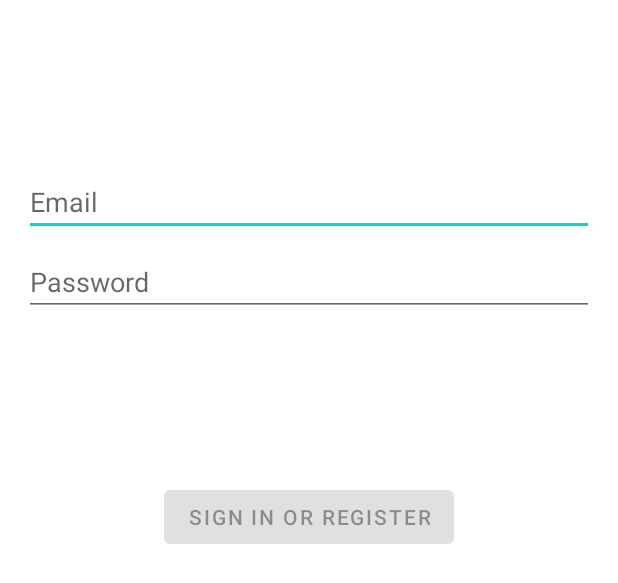
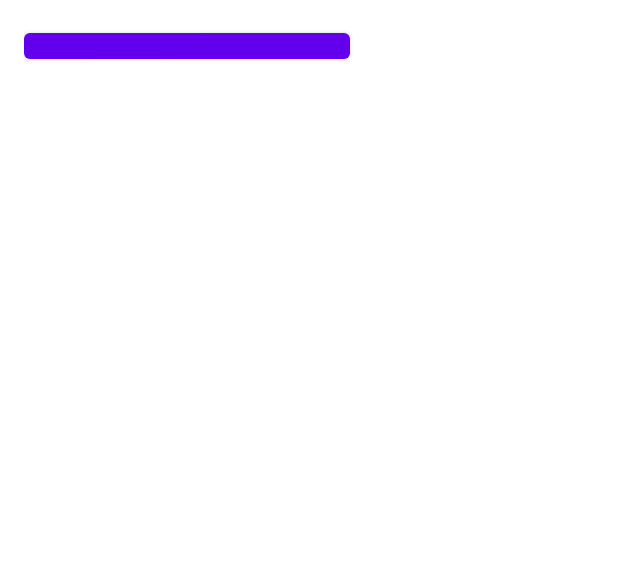
Before and after one commit to inimitab1e/StudentTasks, an Android app: the layout activity_login.xml on its own in the app's theme, with its tools: preview values and no code run, on a phone screen of 412 x 824 dp. Shown: the top 583 px of the screen. Run offline under Robolectric (Android 15) with nearby library versions, the phone set to English and light mode, and no system bars.

Commit message:
start with login ui

```diff
--- a/app/src/main/res/layout/activity_login.xml
+++ b/app/src/main/res/layout/activity_login.xml
@@ -11,59 +11,9 @@
     android:paddingBottom="@dimen/activity_vertical_margin"
     tools:context=".ui.login.LoginActivity">
 
-    <EditText
-        android:id="@+id/username"
-        android:layout_width="0dp"
-        android:layout_height="wrap_content"
-        android:layout_marginTop="96dp"
-        android:hint="@string/prompt_email"
-        android:inputType="textEmailAddress"
-        android:selectAllOnFocus="true"
-        app:layout_constraintEnd_toEndOf="parent"
-        app:layout_constraintStart_toStartOf="parent"
-        app:layout_constraintTop_toTopOf="parent" />
-
-    <EditText
-        android:id="@+id/password"
-        android:layout_width="0dp"
-        android:layout_height="wrap_content"
-        android:layout_marginTop="8dp"
-        android:hint="@string/prompt_password"
-        android:imeActionLabel="@string/action_sign_in_short"
-        android:imeOptions="actionDone"
-        android:inputType="textPassword"
-        android:selectAllOnFocus="true"
-        app:layout_constraintEnd_toEndOf="parent"
-        app:layout_constraintStart_toStartOf="parent"
-        app:layout_constraintTop_toBottomOf="@+id/username" />
-
     <Button
-        android:id="@+id/login"
-        android:layout_width="wrap_content"
-        android:layout_height="wrap_content"
-        android:layout_gravity="start"
-        android:layout_marginTop="16dp"
-        android:layout_marginBottom="64dp"
-        android:enabled="false"
-        android:text="@string/action_sign_in"
-        app:layout_constraintBottom_toBottomOf="parent"
-        app:layout_constraintEnd_toEndOf="parent"
-        app:layout_constraintStart_toStartOf="parent"
-        app:layout_constraintTop_toBottomOf="@+id/password"
-        app:layout_constraintVertical_bias="0.2" />
-
-    <ProgressBar
-        android:id="@+id/loading"
-        android:layout_width="wrap_content"
-        android:layout_height="wrap_content"
-        android:layout_gravity="center"
-        android:layout_marginTop="64dp"
-        android:layout_marginBottom="64dp"
-        android:visibility="gone"
-        app:layout_constraintBottom_toBottomOf="parent"
-        app:layout_constraintEnd_toEndOf="@+id/password"
-        app:layout_constraintStart_toStartOf="@+id/password"
-        app:layout_constraintTop_toTopOf="parent"
-        app:layout_constraintVertical_bias="0.3" />
+        android:id="@+id/login_title"
+        android:layout_width="217dp"
+        android:layout_height="29dp" />
 
 </androidx.constraintlayout.widget.ConstraintLayout>
--- a/app/src/main/res/values/colors.xml
+++ b/app/src/main/res/values/colors.xml
@@ -1,5 +1,6 @@
 <?xml version="1.0" encoding="utf-8"?>
 <resources>
+    <color name="main_theme">#050B18</color>
     <color name="purple_200">#FFBB86FC</color>
     <color name="purple_500">#FF6200EE</color>
     <color name="purple_700">#FF3700B3</color>
--- a/app/src/main/res/values/themes.xml
+++ b/app/src/main/res/values/themes.xml
@@ -1,6 +1,6 @@
 <resources xmlns:tools="http://schemas.android.com/tools">
     <!-- Base application theme. -->
-    <style name="Theme.Studenttasks" parent="Theme.MaterialComponents.DayNight.DarkActionBar">
+    <style name="Theme.Studenttasks" parent="Theme.MaterialComponents.DayNight.NoActionBar">
         <!-- Primary brand color. -->
         <item name="colorPrimary">@color/purple_500</item>
         <item name="colorPrimaryVariant">@color/purple_700</item>
```
Also changed, not shown: app/src/main/java/com/example/student_tasks/data/LoginDataSource.kt (deleted, +0 -24 lines), app/src/main/java/com/example/student_tasks/data/LoginRepository.kt (deleted, +0 -46 lines), app/src/main/java/com/example/student_tasks/data/Result.kt (deleted, +0 -18 lines), app/src/main/java/com/example/student_tasks/data/model/LoggedInUser.kt (deleted, +0 -9 lines), app/src/main/java/com/example/student_tasks/ui/login/LoggedInUserView.kt (deleted, +0 -9 lines), app/src/main/java/com/example/student_tasks/ui/login/LoginActivity.kt (+0 -106 lines), app/src/main/java/com/example/student_tasks/ui/login/LoginFormState.kt (deleted, +0 -10 lines), app/src/main/java/com/example/student_tasks/ui/login/LoginResult.kt (deleted, +0 -9 lines), app/src/main/java/com/example/student_tasks/ui/login/LoginViewModel.kt (deleted, +0 -55 lines), app/src/main/java/com/example/student_tasks/ui/login/LoginViewModelFactory.kt (deleted, +0 -25 lines).
